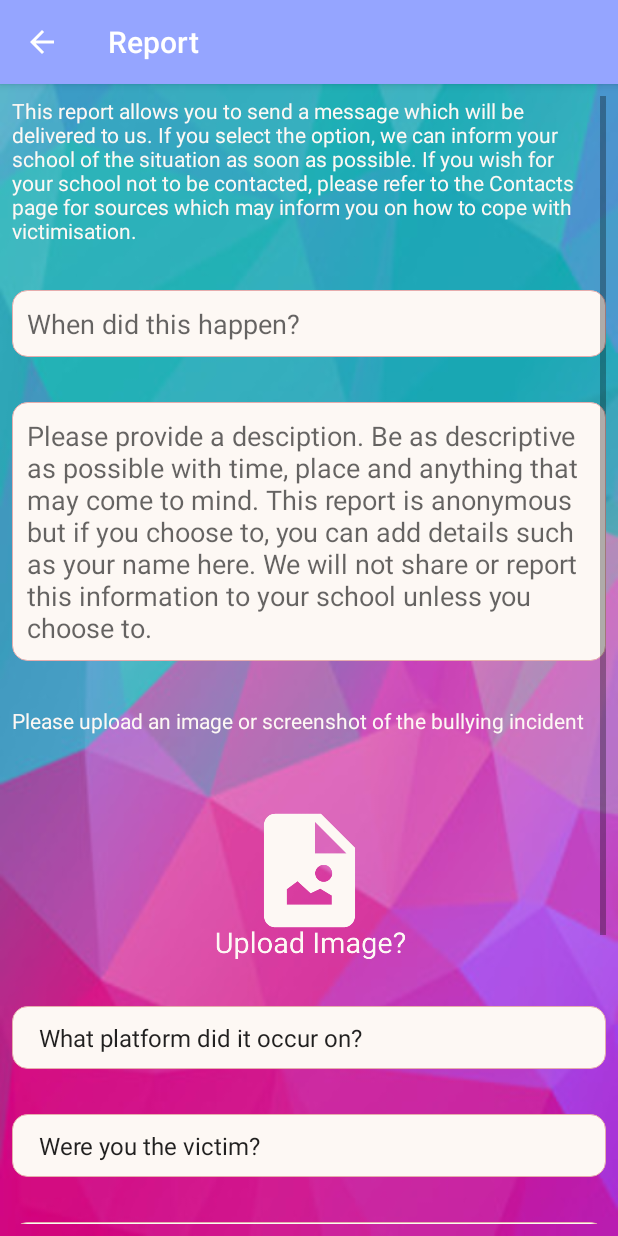
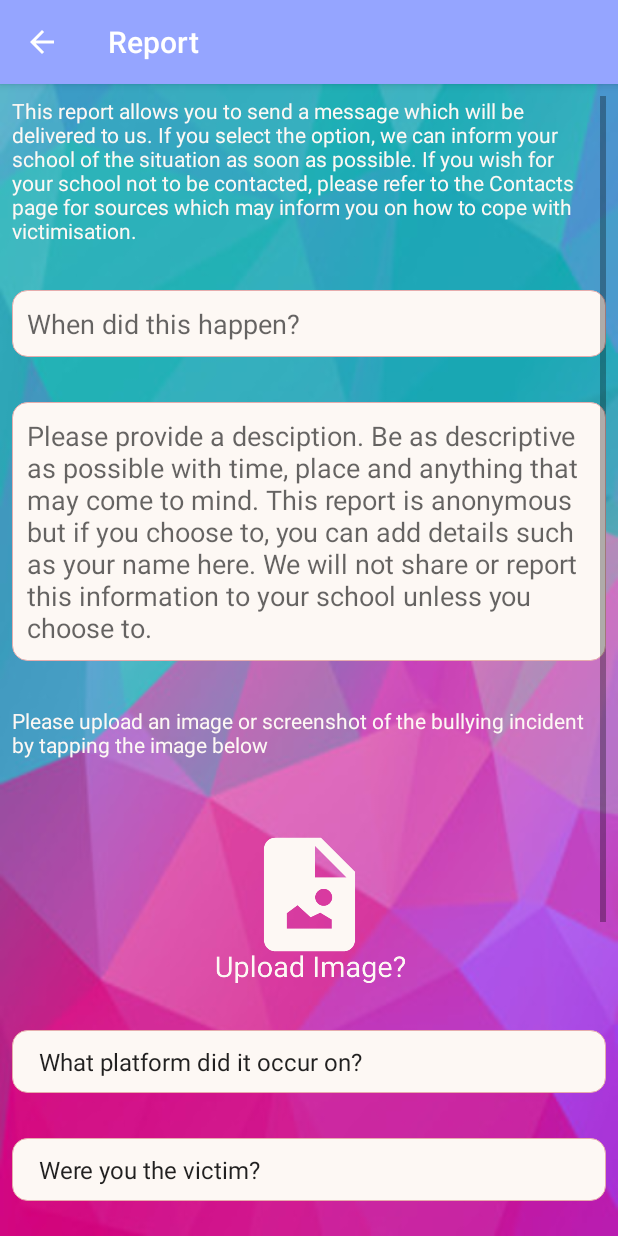
Before and after one commit to tha-bo/mvmr, an Android app: the fragment HomeSurveyFragment shown on its own in the app's theme, after a tap on "SEND REPORT", on a phone screen of 412 x 824 dp. Run offline under Robolectric (Android 15) with nearby library versions, the phone set to English and light mode, and no system bars; our stand-ins replace Firebase (no records; nobody signed in at launch, a user with empty details on screens opened directly); 4 statements that could not run were skipped.

Commit message:
updated small things

```diff
--- a/app/src/main/java/reporting/mvmr/HomeSurveyFragment.java
+++ b/app/src/main/java/reporting/mvmr/HomeSurveyFragment.java
@@ -207,7 +207,6 @@ public class HomeSurveyFragment extends Fragment {
         String weekEndingDate = tray.getString("weekEndingDate", null);
 
 
-        Toast.makeText(_context, "login asdasdasdasdasd" + (int)(dayTotal/60), Toast.LENGTH_SHORT).show();
         if(dayTotal > 0L && dailyUsage != null)
             dailyUsage.setText("Your last recorded usage today totals " + (int)(dayTotal/60) + " minutes");
         if(dayTotal > 0L&& weeklyUsage != null)
--- a/app/src/main/res/values/strings.xml
+++ b/app/src/main/res/values/strings.xml
@@ -223,7 +223,7 @@ School Name
     <string name="comment_general">What do you think of the MVMR App in general?</string>
     <string name="comment_statistics">What do you think about the usage statistics?</string>
     <string name="thankYouRate">Thank you for testing MVMR. Your participation is greatly appreciated! Please help us in evaluating MVMR for future developments by rating the following features below.</string>
-    <string name="optionalComments">“Below, where possible, please comment in more detail what you think of the features.</string>
-    <string name="usageMessage">Frequently using your mobile phone has been reported to influence victimisation. So, please keep note of your usage</string>
-    <string name="uploadMessage">Please upload an image or screenshot of the bullying incident</string>
+    <string name="optionalComments">Below, where possible, please comment in more detail what you think of the features.</string>
+    <string name="usageMessage">Frequently using your mobile phone has been reported to influence victimisation. So, please keep note of your usage.</string>
+    <string name="uploadMessage">Please upload an image or screenshot of the bullying incident by tapping the image below</string>
 </resources>
```
